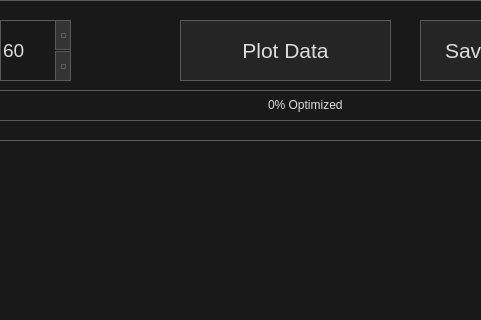
First picture: the form in src/sym_trap.ui, repository ajensen1234/JTML, before the edit; both pictures show x 280 to 761 and y 0 to 320 of the 1172 by 789 pixel window.
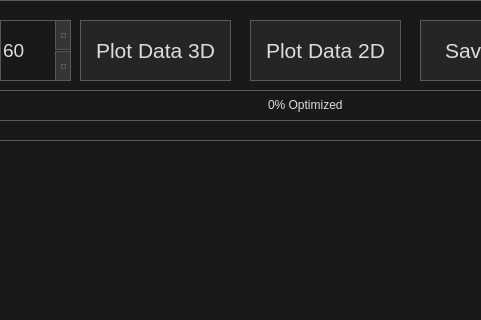
Second picture: the form after the edit.

Commit message: added plot2d button to symtrap

Patch:
```diff
--- a/src/sym_trap.ui
+++ b/src/sym_trap.ui
@@ -362,9 +362,9 @@
   <widget class="QPushButton" name="gather_dataset">
    <property name="geometry">
     <rect>
-     <x>460</x>
+     <x>360</x>
      <y>20</y>
-     <width>211</width>
+     <width>151</width>
      <height>61</height>
     </rect>
    </property>
@@ -380,7 +380,7 @@
     </font>
    </property>
    <property name="text">
-    <string>Plot Data</string>
+    <string>Plot Data 3D</string>
    </property>
   </widget>
   <widget class="QPushButton" name="save_data">
@@ -555,6 +555,30 @@
     <string>Save Plot</string>
    </property>
   </widget>
+  <widget class="QPushButton" name="Plot_2D">
+   <property name="geometry">
+    <rect>
+     <x>530</x>
+     <y>20</y>
+     <width>151</width>
+     <height>61</height>
+    </rect>
+   </property>
+   <property name="maximumSize">
+    <size>
+     <width>679</width>
+     <height>16777215</height>
+    </size>
+   </property>
+   <property name="font">
+    <font>
+     <pointsize>16</pointsize>
+    </font>
+   </property>
+   <property name="text">
+    <string>Plot Data 2D</string>
+   </property>
+  </widget>
  </widget>
  <resources/>
  <connections/>
```
Left out of the diff: 2 changed lines with no effect on the pictures. The commit also changes 5 other files.
